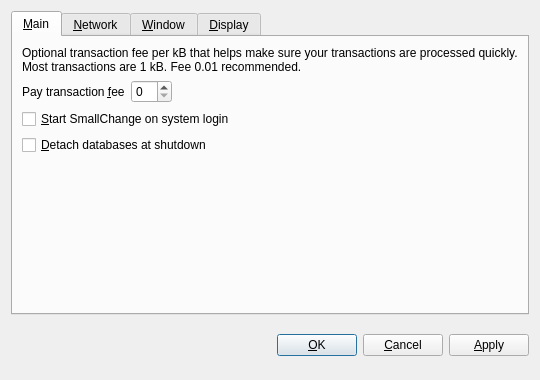
This is src/qt/forms/optionsdialog.ui in givingcoin/GivingCoin as Qt 5 draws it before an edit. The edited form follows.
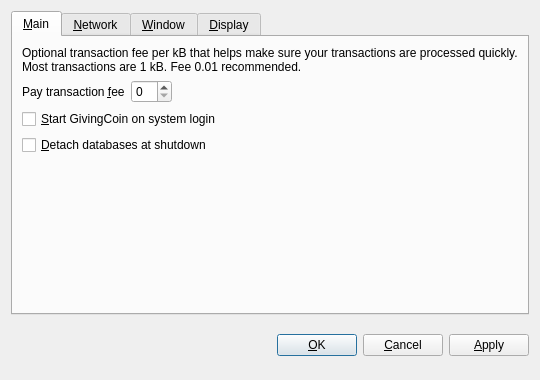
This is the edited form. The open tabs and pages were chosen to show the change. Custom widgets are drawn as their Qt base class.

What changed in the file:
```diff
--- a/src/qt/forms/optionsdialog.ui
+++ b/src/qt/forms/optionsdialog.ui
@@ -82,7 +82,7 @@
           <string>Automatically start SmallChange after logging in to the system.</string>
          </property>
          <property name="text">
-          <string>&amp;Start SmallChange on system login</string>
+          <string>&amp;Start GivingCoin on system login</string>
          </property>
         </widget>
        </item>
```
Left out of the diff: 10 changed lines with no effect on the pictures.
